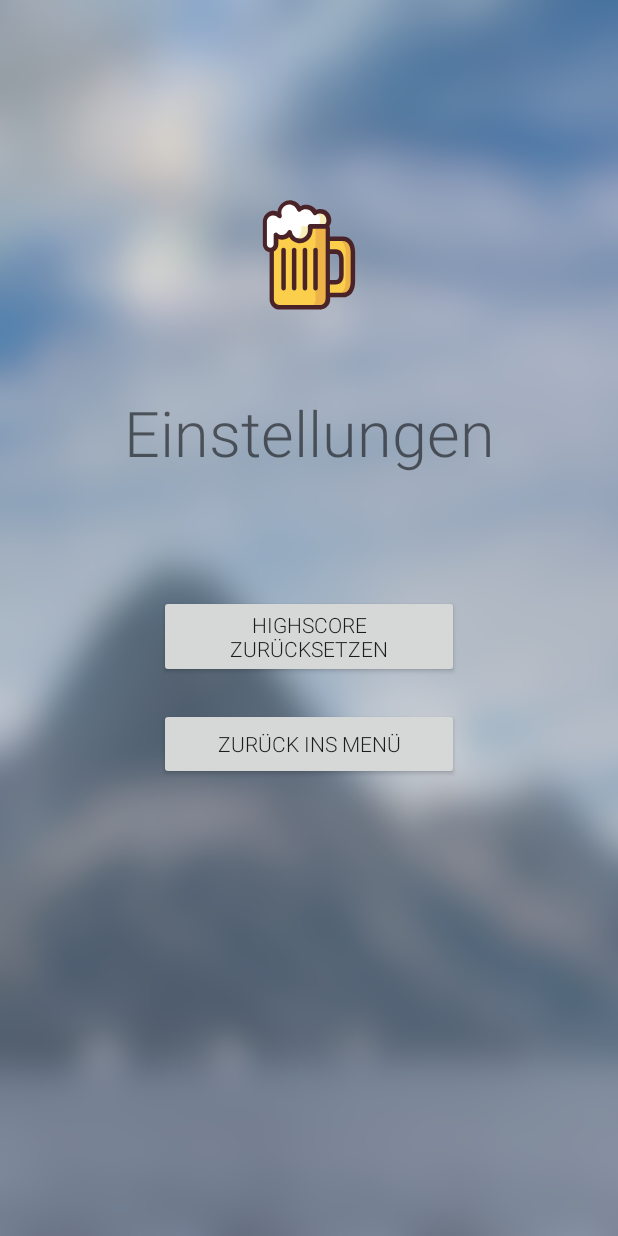
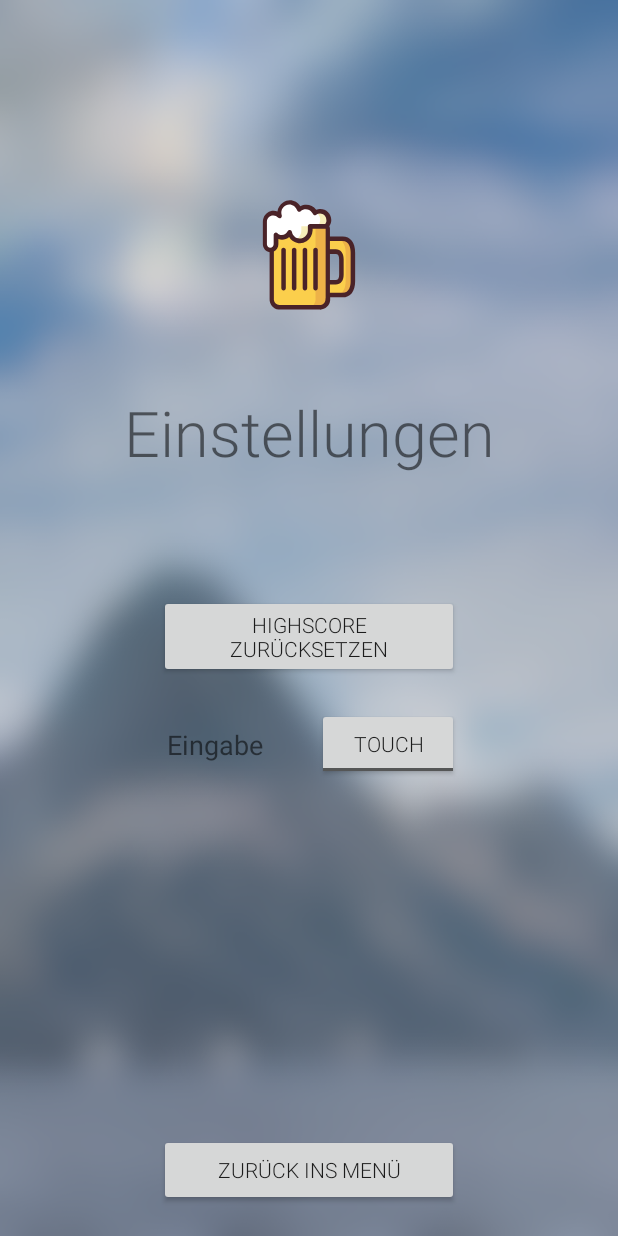
Before and after one commit to dominicgisler/beerjump, an Android app: the SettingsActivity screen opened directly, with no data from a screen before it, on a phone screen of 412 x 824 dp. Run offline under Robolectric (Android 15) with nearby library versions, the light colour scheme and no system bars.

Commit message:
added input switch to configure usage of touch or sensor

```diff
--- a/app/src/main/java/app/beerjump/activity/GameActivity.kt
+++ b/app/src/main/java/app/beerjump/activity/GameActivity.kt
@@ -24,12 +24,14 @@ class GameActivity : AbstractActivity(), SensorEventListener {
         super.onCreate(savedInstanceState)
         setContentView(R.layout.activity_game)
 
+        if (config.inputMethod == "sensor") {
             sensorManager = getSystemService(Context.SENSOR_SERVICE) as SensorManager
             sensorManager.registerListener(
                 this,
                 sensorManager.getDefaultSensor(Sensor.TYPE_ACCELEROMETER),
                 SensorManager.SENSOR_DELAY_NORMAL
             )
+        }
 
         val scores = config.highscoreList.scores
         var highscore = 0
@@ -94,6 +96,9 @@ class GameActivity : AbstractActivity(), SensorEventListener {
     }
 
     override fun onTouchEvent(event: MotionEvent): Boolean {
+        if (config.inputMethod == "sensor") {
+            return false
+        }
         val x = event.x.toInt()
         if (event.action == MotionEvent.ACTION_DOWN || event.action == MotionEvent.ACTION_MOVE) {
             if (lastX != -1) {
@@ -111,6 +116,9 @@ class GameActivity : AbstractActivity(), SensorEventListener {
     }
 
     override fun onSensorChanged(event: SensorEvent?) {
+        if (config.inputMethod == "touch") {
+            return
+        }
         if (event?.values != null) {
             val x = (event.values[0] * 3).toInt()
             game.player.direction = -x
--- a/app/src/main/java/app/beerjump/activity/SettingsActivity.kt
+++ b/app/src/main/java/app/beerjump/activity/SettingsActivity.kt
@@ -12,6 +12,10 @@ class SettingsActivity : AbstractActivity() {
         super.onCreate(savedInstanceState)
         setContentView(R.layout.activity_settings)
 
+        if (config.inputMethod == "sensor") {
+            buttonInputToggle.isChecked = true
+        }
+
         buttonMenu.setOnClickListener {
             startActivity(Intent(this, MenuActivity::class.java))
             finish()
@@ -21,5 +25,13 @@ class SettingsActivity : AbstractActivity() {
             config.save()
             Toast.makeText(applicationContext, "Highscore zurückgesetzt", Toast.LENGTH_SHORT).show()
         }
+        buttonInputToggle.setOnCheckedChangeListener { _, isChecked ->
+            if (isChecked) {
+                config.inputMethod = "sensor"
+            } else {
+                config.inputMethod = "touch"
+            }
+            config.save()
+        }
     }
 }
--- a/app/src/main/java/app/beerjump/model/Config.kt
+++ b/app/src/main/java/app/beerjump/model/Config.kt
@@ -1,12 +1,12 @@
 package app.beerjump.model
 
 import android.content.SharedPreferences
-import android.util.Log
 import com.google.gson.Gson
 import java.lang.Exception
 
 class Config(val sharedPref: SharedPreferences) {
     var highscoreList: HighscoreList = HighscoreList()
+    var inputMethod = "touch"
 
     init {
         val data = sharedPref.getString("highscore", "{\"last_user\":\"\",\"scores\":[]}")
@@ -17,12 +17,14 @@ class Config(val sharedPref: SharedPreferences) {
                 save()
             }
         }
+        inputMethod = sharedPref.getString("input", "touch").toString()
     }
 
     fun save() {
         with (sharedPref.edit()) {
             val json = Gson().toJson(highscoreList)
             putString("highscore", json)
+            putString("input", inputMethod)
             apply()
         }
     }
--- a/app/src/main/res/layout/activity_settings.xml
+++ b/app/src/main/res/layout/activity_settings.xml
@@ -39,10 +39,44 @@
         android:layout_marginTop="80dp"
         android:fontFamily="sans-serif-light"
         android:text="@string/highscore_zur_cksetzen"
-        app:layout_constraintBottom_toTopOf="@+id/buttonMenu"
+        app:layout_constraintBottom_toTopOf="@+id/inputTypeView"
         app:layout_constraintEnd_toEndOf="parent"
         app:layout_constraintStart_toStartOf="parent"
         app:layout_constraintTop_toBottomOf="@id/textTitle" />
+
+    <androidx.constraintlayout.widget.ConstraintLayout
+        android:id="@+id/inputTypeView"
+        android:layout_width="200dp"
+        android:layout_height="wrap_content"
+        android:layout_marginTop="20dp"
+        app:layout_constraintEnd_toEndOf="parent"
+        app:layout_constraintStart_toStartOf="parent"
+        app:layout_constraintTop_toBottomOf="@id/buttonResetHighscore">
+
+        <TextView
+            android:id="@+id/inputTypeText"
+            android:layout_width="100dp"
+            android:layout_height="wrap_content"
+            android:layout_marginStart="5dp"
+            android:textSize="18sp"
+            android:text="@string/eingabe"
+            app:layout_constraintBottom_toBottomOf="parent"
+            app:layout_constraintEnd_toStartOf="@id/buttonInputToggle"
+            app:layout_constraintStart_toStartOf="parent"
+            app:layout_constraintTop_toTopOf="parent" />
+
+        <ToggleButton
+            android:id="@+id/buttonInputToggle"
+            android:layout_width="0dp"
+            android:layout_height="wrap_content"
+            android:fontFamily="sans-serif-light"
+            android:textOff="@string/touch"
+            android:textOn="@string/sensor"
+            app:layout_constraintBottom_toBottomOf="parent"
+            app:layout_constraintEnd_toEndOf="parent"
+            app:layout_constraintStart_toEndOf="@id/inputTypeText"
+            app:layout_constraintTop_toTopOf="parent" />
+    </androidx.constraintlayout.widget.ConstraintLayout>
 
     <Button
         android:id="@+id/buttonMenu"
@@ -52,8 +86,9 @@
         android:layout_marginBottom="20dp"
         android:fontFamily="sans-serif-light"
         android:text="@string/zur_ck_ins_men"
+        app:layout_constraintBottom_toBottomOf="parent"
         app:layout_constraintEnd_toEndOf="parent"
         app:layout_constraintStart_toStartOf="parent"
-        app:layout_constraintTop_toBottomOf="@id/buttonResetHighscore" />
+        app:layout_constraintTop_toBottomOf="@+id/highscoreList" />
 
 </androidx.constraintlayout.widget.ConstraintLayout>
--- a/app/src/main/res/values/strings.xml
+++ b/app/src/main/res/values/strings.xml
@@ -14,4 +14,7 @@
     <string name="gameScore">Game Score</string>
     <string name="ok">OK!</string>
     <string name="tunnel">Tunnel</string>
+    <string name="eingabe">Eingabe</string>
+    <string name="touch">Touch</string>
+    <string name="sensor">Sensor</string>
 </resources>
```
Lines whose indentation alone changed are shown as unchanged.
